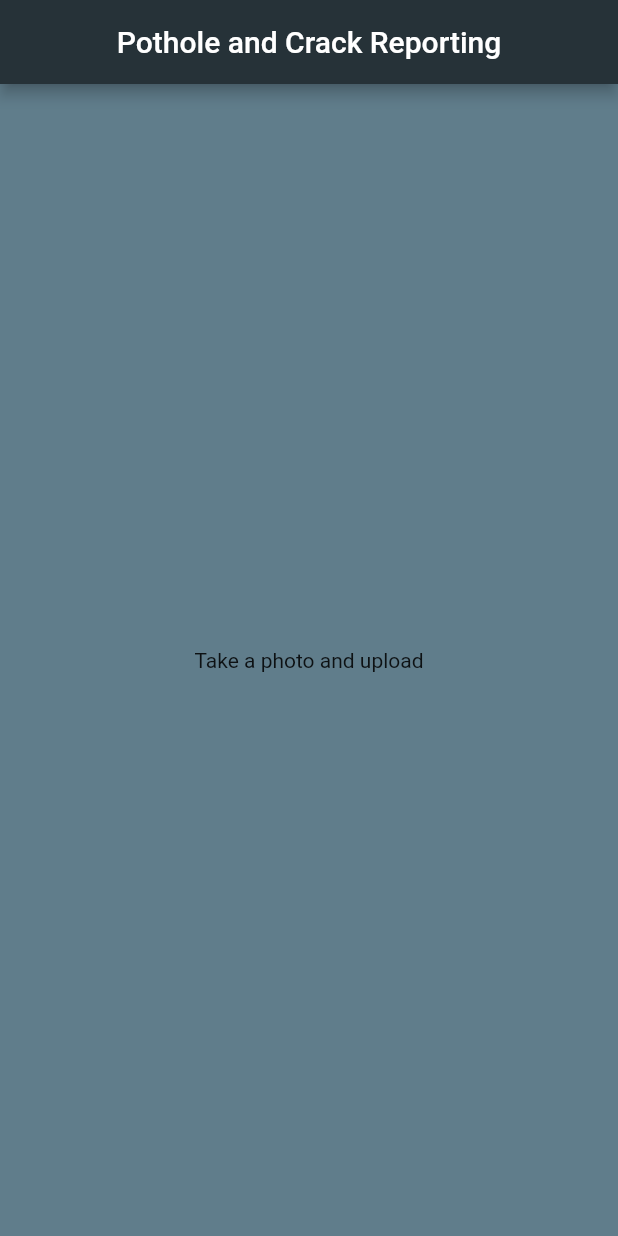
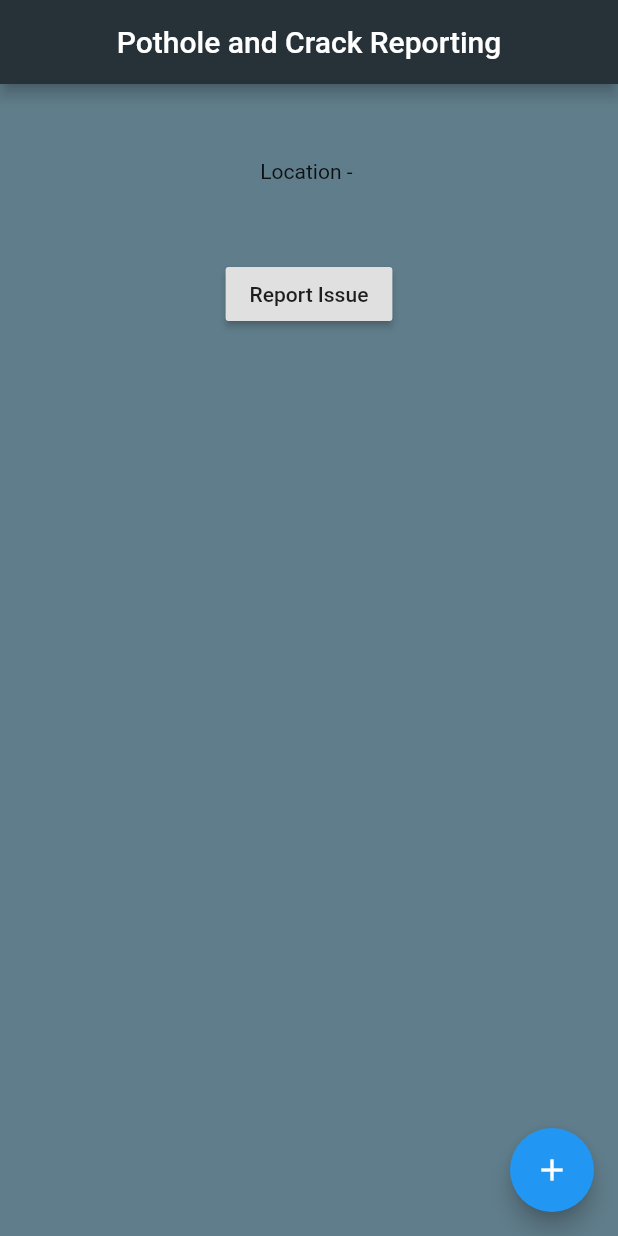
Before and after one commit to ridhianand16/pothole_detection, a Flutter app: the screen it shows after launch, on a phone screen of 412 x 824 dp. Run offline on Flutter 3.47's test engine with Material 2 defaults, Android fonts, the phone set to English and light mode, and no system bars.

Commit message:
Adding Basic UI

```diff
--- a/lib/main.dart
+++ b/lib/main.dart
@@ -1,20 +1,48 @@
 import 'package:flutter/material.dart';
 
 void main() {
-  runApp(
-    MaterialApp(
+  runApp(MyApp());
+}
+
+class MyApp extends StatelessWidget {
+  @override
+  Widget build(BuildContext context) {
+    return MaterialApp(
       home: Scaffold(
         backgroundColor: Colors.blueGrey,
         appBar: AppBar(
-          title: Center(
-            child: Text('Pothole and Crack Reporting')
-          ),
+          title: Center(child: Text('Pothole and Crack Reporting')),
           backgroundColor: Colors.blueGrey[900],
         ),
-        body: Center(
-          child: Text ("Take a photo and upload"),
-        )
+        body: MyBody(),
+        floatingActionButton: FloatingActionButton(
+          onPressed: () => {},
+          tooltip: 'Increment',
+          child: Icon(Icons.add),
+        ),
       ),
-    ),
-  );
+    );
+  }
 }
+
+class MyBody extends StatelessWidget {
+  @override
+  Widget build(BuildContext context) {
+    return Center(
+      child: Column(
+        children: <Widget>[
+          Padding(
+              padding: const EdgeInsets.all(50.0),
+              child: Text('Location - '),
+            ),
+
+
+          new RaisedButton(
+            onPressed: () {},
+            child: Text('Report Issue'),
+          ),
+        ],
+      ),
+    );
+  }
+}
```
Also changed, not shown: pubspec.yaml (+0 -35 lines), 19 other files.
